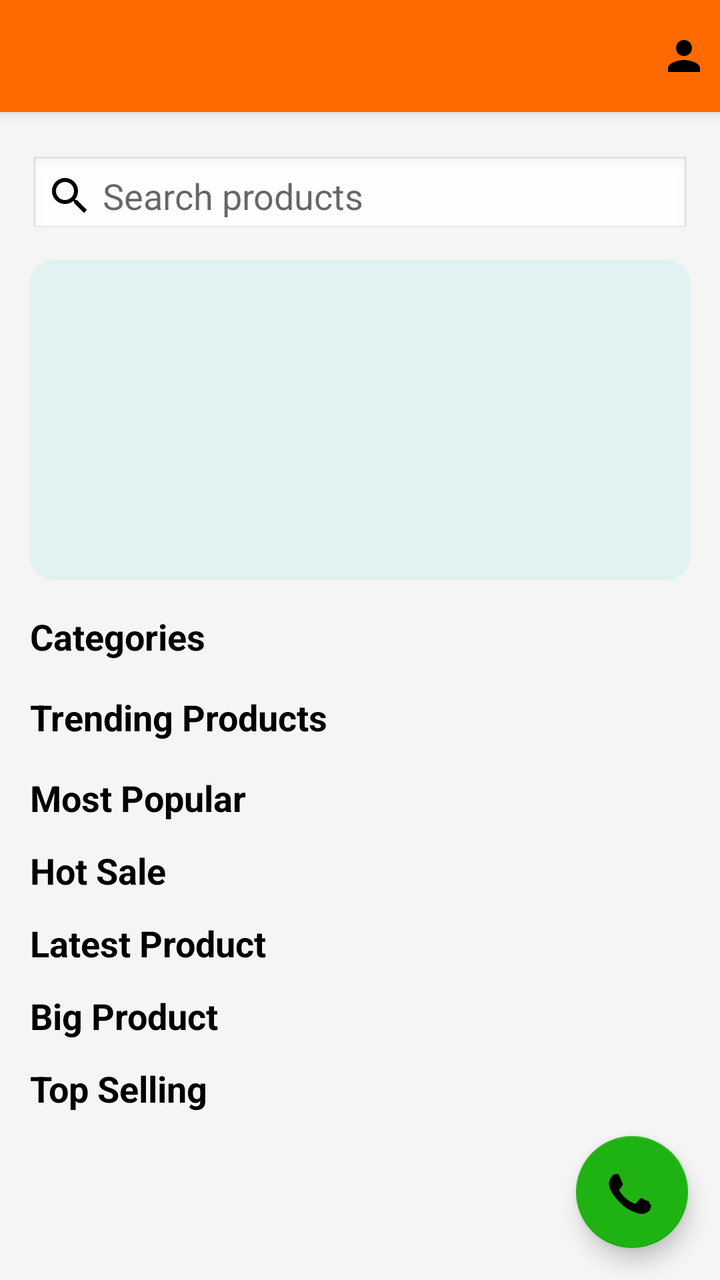
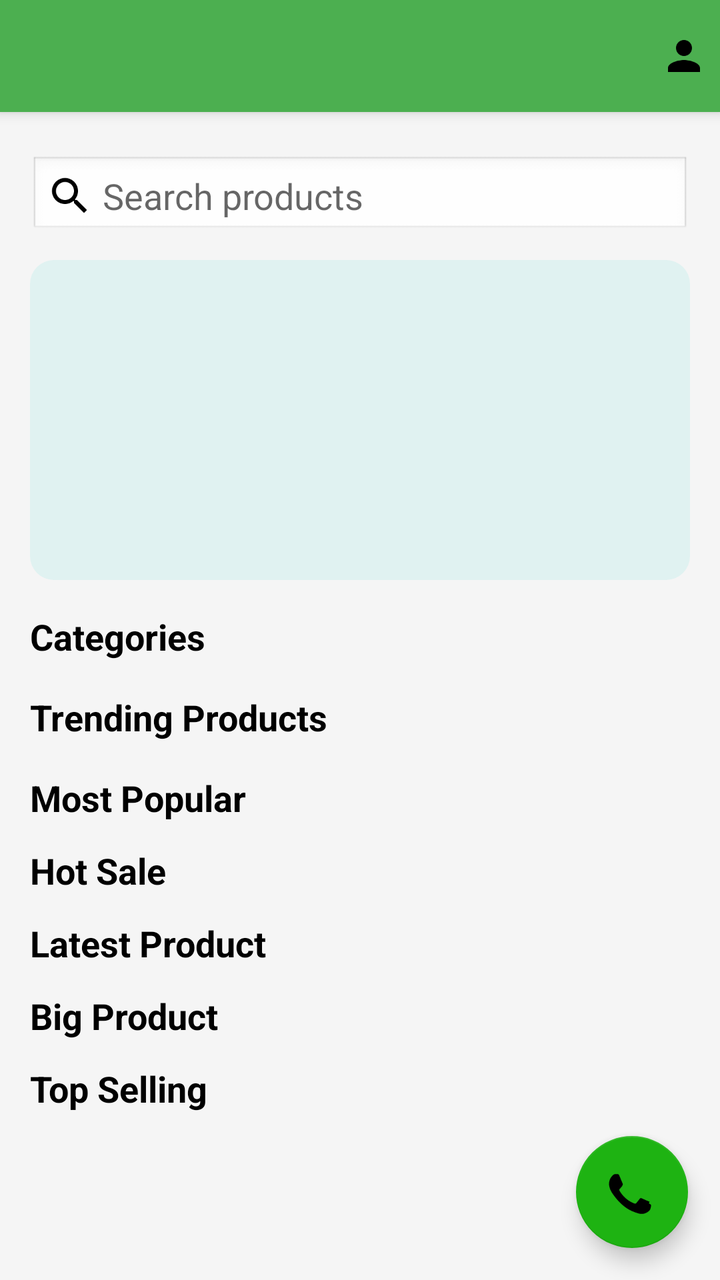

The first picture is an Android layout as it rendered before a commit; the second is the same layout after the commit. The layout source and the unified diff follow.
<!-- AndroidManifest.xml: application theme Theme.BulkAgrochem -->
<!-- res/layout/activity_main.xml -->
<?xml version="1.0" encoding="utf-8"?>
<androidx.drawerlayout.widget.DrawerLayout xmlns:android="http://schemas.android.com/apk/res/android"
    xmlns:app="http://schemas.android.com/apk/res-auto"
    xmlns:tools="http://schemas.android.com/tools"
    android:id="@+id/drawer_layout"
    android:layout_width="match_parent"
    android:layout_height="match_parent"
    android:fitsSystemWindows="true"
    tools:context=".MainActivity"
    tools:openDrawer="start">

    <include
        layout="@layout/app_bar_main"
        android:layout_width="match_parent"
        android:layout_height="match_parent" />

    <com.google.android.material.navigation.NavigationView
        android:id="@+id/nav_view"
        android:layout_width="wrap_content"
        android:layout_height="match_parent"
        android:layout_gravity="start"
        android:background="@color/black"
        app:itemTextColor="@color/white"
        app:itemIconTint="@color/white"
        app:headerLayout="@layout/nav_header_main"
        app:menu="@menu/drawer_menu"
        />

</androidx.drawerlayout.widget.DrawerLayout>
<!-- res/layout/app_bar_main.xml (included above) -->
<?xml version="1.0" encoding="utf-8"?>
<androidx.coordinatorlayout.widget.CoordinatorLayout xmlns:android="http://schemas.android.com/apk/res/android"
    xmlns:app="http://schemas.android.com/apk/res-auto"
    xmlns:tools="http://schemas.android.com/tools"
    android:layout_width="match_parent"
    android:layout_height="match_parent"
    tools:context=".MainActivity">

    <com.google.android.material.appbar.AppBarLayout
        android:layout_width="match_parent"
        android:layout_height="wrap_content"
        android:fitsSystemWindows="true"
        android:theme="@style/Theme.BulkAgrochem.AppBarOverlay">

        <androidx.appcompat.widget.Toolbar
            android:id="@+id/toolbar"
            android:layout_width="match_parent"
            android:layout_height="?attr/actionBarSize"
            android:background="@color/colorPrimary"
            app:popupTheme="@style/Theme.BulkAgrochem.PopupOverlay">

            <ImageView
                android:id="@+id/ivProfile"
                android:layout_width="36dp"
                android:layout_height="36dp"
                android:layout_gravity="end"
                android:padding="6dp"
                android:src="@drawable/ic_profile" />

        </androidx.appcompat.widget.Toolbar>

    </com.google.android.material.appbar.AppBarLayout>

    <include layout="@layout/content_main" />

    <com.google.android.material.floatingactionbutton.FloatingActionButton
        android:id="@+id/fabWhatsapp"
        android:layout_width="wrap_content"
        android:layout_height="wrap_content"
        android:layout_gravity="bottom|end"
        android:layout_marginEnd="@dimen/fab_margin"
        android:layout_marginBottom="16dp"
        android:backgroundTint="#1EB312"
        app:maxImageSize="56dp"
        app:srcCompat="@drawable/ic_whatsapp" />

</androidx.coordinatorlayout.widget.CoordinatorLayout>
<!-- res/layout/nav_header_main.xml (included above) -->
<?xml version="1.0" encoding="utf-8"?>
<LinearLayout
    xmlns:android="http://schemas.android.com/apk/res/android"
    android:layout_width="match_parent"
    android:layout_height="176dp"
    android:background="#FF6A00"
    android:gravity="bottom"
    android:orientation="vertical"
    android:padding="16dp"
    android:theme="@style/ThemeOverlay.AppCompat.Dark"
    >

    <ImageView
        android:layout_width="100dp"
        android:layout_height="100dp"
        android:src="@drawable/logo_bulkagro"
        android:background="@color/white"

        />

    <TextView
        android:layout_width="wrap_content"
        android:layout_height="wrap_content"
        android:paddingTop="8dp"
        android:text="Bulk Agrochem"
        android:textStyle="bold"
        android:textSize="20dp"
        android:textAppearance="@style/TextAppearance.AppCompat.Body1" />


</LinearLayout>
<!-- res/layout/content_main.xml (included above) -->
<?xml version="1.0" encoding="utf-8"?>
<androidx.core.widget.NestedScrollView
    xmlns:android="http://schemas.android.com/apk/res/android"
    xmlns:app="http://schemas.android.com/apk/res-auto"
    xmlns:tools="http://schemas.android.com/tools"
    android:id="@+id/main"
    android:layout_width="match_parent"
    android:layout_height="match_parent"
    android:background="@color/app_background"
    android:fillViewport="true"
    app:layout_behavior="@string/appbar_scrolling_view_behavior"
    tools:context=".MainActivity"
    tools:showIn="@layout/app_bar_main">

    <LinearLayout
        android:layout_width="match_parent"
        android:layout_height="wrap_content"
        android:orientation="vertical"
        android:paddingLeft="15dp"
        android:paddingTop="10dp"
        android:paddingRight="15dp">

        <EditText
            android:id="@+id/searchEditText"
            android:layout_width="match_parent"
            android:layout_height="40dp"
            android:layout_marginTop="12dp"
            android:background="@android:drawable/edit_text"
            android:drawableStart="@drawable/ic_search"
            android:hint=" Search products "
            android:imeOptions="actionSearch"
            android:inputType="text"
            android:padding="8dp"
            android:textColor="#000000" />

        <androidx.recyclerview.widget.RecyclerView
            android:id="@+id/rvSearchResults"
            android:layout_width="match_parent"
            android:layout_height="wrap_content"
            android:visibility="gone"
            app:layoutManager="androidx.recyclerview.widget.LinearLayoutManager" />

        

        <ImageView
            android:layout_width="match_parent"
            android:layout_height="160dp"
            android:layout_marginTop="12dp"
            android:contentDescription="Offer Banner"
            android:scaleType="centerCrop"
            android:src="@drawable/banner_placeholder" />


        <TextView
            android:id="@+id/categories_title"
            android:layout_width="wrap_content"
            android:layout_height="wrap_content"
            android:layout_marginTop="16dp"
            android:text="Categories"
            android:textColor="@color/black"
            android:textSize="18sp"
            android:textStyle="bold" />

        <androidx.recyclerview.widget.RecyclerView
            android:id="@+id/rvCategories"
            android:layout_width="match_parent"
            android:layout_height="wrap_content"
            android:orientation="horizontal"
            app:layoutManager="androidx.recyclerview.widget.LinearLayoutManager" />


        <TextView
            android:id="@+id/trending_products_title"
            android:layout_width="wrap_content"
            android:layout_height="wrap_content"
            android:layout_marginTop="16dp"
            android:text="Trending Products"
            android:textColor="@color/black"
            android:textSize="18sp"
            android:textStyle="bold" />

        <androidx.recyclerview.widget.RecyclerView
            android:id="@+id/rvTrending"
            android:layout_width="match_parent"
            android:layout_height="wrap_content"
            android:orientation="horizontal"
            app:layoutManager="androidx.recyclerview.widget.LinearLayoutManager" />


        <TextView
            android:id="@+id/most_popular_title"
            android:layout_width="wrap_content"
            android:layout_height="wrap_content"
            android:layout_marginTop="16dp"
            android:text="Most Popular"
            android:textColor="@color/black"
            android:textSize="18sp"
            android:textStyle="bold" />

        <androidx.recyclerview.widget.RecyclerView
            android:id="@+id/rvMostPopular"
            android:layout_width="match_parent"
            android:layout_height="wrap_content"
            android:orientation="horizontal"
            app:layoutManager="androidx.recyclerview.widget.LinearLayoutManager" />

        
        <TextView
            android:id="@+id/hot_sale_title"
            android:layout_width="wrap_content"
            android:layout_height="wrap_content"
            android:layout_marginTop="12dp"
            android:text="Hot Sale"
            android:textColor="@color/black"
            android:textSize="18sp"
            android:textStyle="bold" />

        <androidx.recyclerview.widget.RecyclerView
            android:id="@+id/rvHotSale"
            android:layout_width="match_parent"
            android:layout_height="wrap_content"
            android:orientation="horizontal"
            app:layoutManager="androidx.recyclerview.widget.LinearLayoutManager" />

        
        <TextView
            android:id="@+id/txtLatestProduct"
            android:layout_width="wrap_content"
            android:layout_height="wrap_content"
            android:text="Latest Product"
            android:textSize="18sp"
            android:textStyle="bold"
            android:layout_marginTop="12dp"
            android:textColor="@color/black" />

        <androidx.recyclerview.widget.RecyclerView
            android:id="@+id/rvLatestProduct"
            android:layout_width="match_parent"
            android:layout_height="wrap_content"
            android:orientation="horizontal"
            app:layoutManager="androidx.recyclerview.widget.LinearLayoutManager" />

        
        <TextView
            android:id="@+id/txtBigProduct"
            android:layout_width="wrap_content"
            android:layout_height="wrap_content"
            android:text="Big Product"
            android:textSize="18sp"
            android:textStyle="bold"
            android:layout_marginTop="12dp"
            android:textColor="@color/black" />

        <androidx.recyclerview.widget.RecyclerView
            android:id="@+id/rvBigProduct"
            android:layout_width="match_parent"
            android:layout_height="wrap_content"
            android:orientation="horizontal"
            app:layoutManager="androidx.recyclerview.widget.LinearLayoutManager" />

        
        <TextView
            android:id="@+id/txtTopSelling"
            android:layout_width="wrap_content"
            android:layout_height="wrap_content"
            android:text="Top Selling"
            android:textSize="18sp"
            android:textStyle="bold"
            android:layout_marginTop="12dp"
            android:textColor="@color/black" />

        
        <androidx.recyclerview.widget.RecyclerView
            android:id="@+id/rvTopSelling"
            android:layout_width="match_parent"
            android:layout_height="wrap_content"
            android:orientation="horizontal"
            app:layoutManager="androidx.recyclerview.widget.LinearLayoutManager" />

    </LinearLayout>

</androidx.core.widget.NestedScrollView>
<!-- resources referenced by this layout -->
<resources>
  <color name="app_background">#F5F5F5</color>
  <color name="black">#FF000000</color>
  <color name="colorPrimary">@color/orange_brand</color>
  <color name="white">#FFFFFFFF</color>
  <dimen name="fab_margin">16dp</dimen>
  <!-- drawable banner_placeholder (drawable) -->
  <shape xmlns:android="http://schemas.android.com/apk/res/android">
      <solid android:color="#E0F2F1"/>
      <corners android:radius="12dp"/>
  </shape>
  <!-- drawable ic_profile (drawable) -->
  <?xml version="1.0" encoding="utf-8"?>
  <vector xmlns:android="http://schemas.android.com/apk/res/android"
      android:width="24dp"
      android:height="24dp"
      android:viewportWidth="24"
      android:viewportHeight="24">
  
      <path
          android:fillColor="@android:color/black"
          android:pathData="M12,12c2.21,0 4,-1.79 4,-4s-1.79,-4 -4,-4 -4,1.79 -4,4 1.79,4 4,4zM12,14c-2.67,0 -8,1.34 -8,4v2h16v-2c0,-2.66 -5.33,-4 -8,-4z" />
  </vector>
  <!-- drawable ic_search (drawable) -->
  <vector xmlns:android="http://schemas.android.com/apk/res/android" 
      android:height="24dp" 
      android:tint="#000000" 
      android:viewportHeight="24" 
      android:viewportWidth="24" 
      android:width="24dp">
        
      <path android:fillColor="@android:color/white" 
            android:pathData="M15.5,14h-0.79l-0.28,-0.27C15.41,12.59 16,11.11 16,9.5 16,5.91 13.09,3 9.5,3S3,5.91 3,9.5 5.91,16 9.5,16c1.61,0 3.09,-0.59 4.23,-1.57l0.27,0.28v0.79l5,4.99L20.49,19l-4.99,-5zM9.5,14C7.01,14 5,11.99 5,9.5S7.01,5 9.5,5 14,7.01 14,9.5 11.99,14 9.5,14z"/>
      
  </vector>
  <!-- drawable ic_whatsapp (drawable) -->
  <?xml version="1.0" encoding="utf-8"?>
  <vector xmlns:android="http://schemas.android.com/apk/res/android"
      android:width="24dp"
      android:height="24dp"
      android:viewportWidth="24"
      android:viewportHeight="24">
  
      <path
          android:fillColor="@android:color/white"
          android:pathData="M15.91,14.12 C15.48,14.01 14.35,13.46 14.14,13.38 C13.93,13.3 13.78,13.26 13.63,13.48 C13.48,13.7 13.05,14.22 12.92,14.37 C12.79,14.52 12.66,14.54 12.43,14.43 C12.2,14.32 11.47,14.08 10.6,13.3 C9.92,12.7 9.46,11.96 9.33,11.73 C9.2,11.5 9.32,11.38 9.43,11.27 C9.53,11.17 9.66,11.01 9.77,10.88 C9.88,10.75 9.93,10.66 10,10.51 C10.07,10.36 10.03,10.23 9.97,10.12 C9.91,10.01 9.48,8.96 9.3,8.53 C9.13,8.12 8.95,8.17 8.82,8.17 L8.43,8.17 C8.28,8.17 8.05,8.23 7.85,8.45 C7.65,8.67 7.08,9.2 7.08,10.28 C7.08,11.36 7.87,12.41 7.98,12.55 C8.1,12.7 9.63,15.05 11.95,16.07 C12.5,16.31 12.93,16.45 13.27,16.56 C13.75,16.71 14.19,16.69 14.54,16.64 C14.93,16.58 15.75,16.15 15.92,15.68 C16.09,15.21 16.09,14.81 16.04,14.72 C15.99,14.63 15.86,14.58 15.63,14.47 L15.71,14.12 Z" />
  </vector>
  <!-- drawable logo_bulkagro: png bitmap (drawable, 29486 bytes) -->
  <style name="Theme.BulkAgrochem.AppBarOverlay" parent="ThemeOverlay.AppCompat.Dark.ActionBar" />
  <style name="Theme.BulkAgrochem.PopupOverlay" parent="ThemeOverlay.AppCompat.Light" />
  <style name="Theme.BulkAgrochem" parent="Base.Theme.BulkAgrochem" />
  <color name="orange_brand">#FF6A00</color>
  <style name="Base.Theme.BulkAgrochem" parent="Theme.MaterialComponents.DayNight.NoActionBar">
          
          <item name="colorPrimary">@color/colorPrimary</item>
          <item name="colorPrimaryVariant">@color/colorPrimaryDark</item>
          <item name="colorOnPrimary">@color/colorOnPrimary</item>
  
          <item name="android:windowBackground">@color/app_background</item>
          <item name="colorSurface">@color/app_background</item>
  
          
          <item name="android:statusBarColor">@color/colorPrimary</item>
          <item name="android:windowLightStatusBar">false</item>
      </style>
  <color name="colorPrimaryDark">#E65100</color>
  <color name="colorOnPrimary">@color/white</color>
</resources>

<!-- the commit's change to res/layout/activity_main.xml (unified diff, before → after) -->
@@ -19,9 +19,10 @@
         android:layout_width="wrap_content"
         android:layout_height="match_parent"
         android:layout_gravity="start"
-        android:background="@color/black"
-        app:itemTextColor="@color/white"
+        android:background="@color/white"
+        app:itemTextColor="@color/black"
         app:itemIconTint="@color/white"
+        android:fitsSystemWindows="false"
         app:headerLayout="@layout/nav_header_main"
         app:menu="@menu/drawer_menu"
         />
@@ -46,8 +47,9 @@
             android:id="@+id/toolbar"
             android:layout_width="match_parent"
             android:layout_height="?attr/actionBarSize"
-            android:background="@color/colorPrimary"
+            android:background="#4CAF50"
             app:popupTheme="@style/Theme.BulkAgrochem.PopupOverlay">
+
 
             <ImageView
                 android:id="@+id/ivProfile"
@@ -81,8 +83,8 @@
     xmlns:android="http://schemas.android.com/apk/res/android"
     android:layout_width="match_parent"
     android:layout_height="176dp"
-    android:background="#FF6A00"
-    android:gravity="bottom"
+    android:background="#4CAF50"
+    android:gravity="center_horizontal"
     android:orientation="vertical"
     android:padding="16dp"
     android:theme="@style/ThemeOverlay.AppCompat.Dark"
@@ -92,9 +94,7 @@
         android:layout_width="100dp"
         android:layout_height="100dp"
         android:src="@drawable/logo_bulkagro"
-        android:background="@color/white"
-
-        />
+        android:background="@drawable/bg_logo" />
 
     <TextView
         android:layout_width="wrap_content"
<!-- resource entries referenced after the edit -->
@@ -9,6 +9,11 @@
   <shape xmlns:android="http://schemas.android.com/apk/res/android">
       <solid android:color="#E0F2F1"/>
       <corners android:radius="12dp"/>
+  </shape>
+  <!-- drawable bg_logo (drawable) -->
+  <shape xmlns:android="http://schemas.android.com/apk/res/android">
+      <solid android:color="@color/white"/>
+      <corners android:radius="15dp"/>
   </shape>
   <!-- drawable ic_profile (drawable) -->
   <?xml version="1.0" encoding="utf-8"?>
@@ -61,7 +66,7 @@
           <item name="colorSurface">@color/app_background</item>
   
           
-          <item name="android:statusBarColor">@color/colorPrimary</item>
+          <item name="android:statusBarColor">@color/white</item>
           <item name="android:windowLightStatusBar">false</item>
       </style>
   <color name="colorPrimaryDark">#E65100</color>
